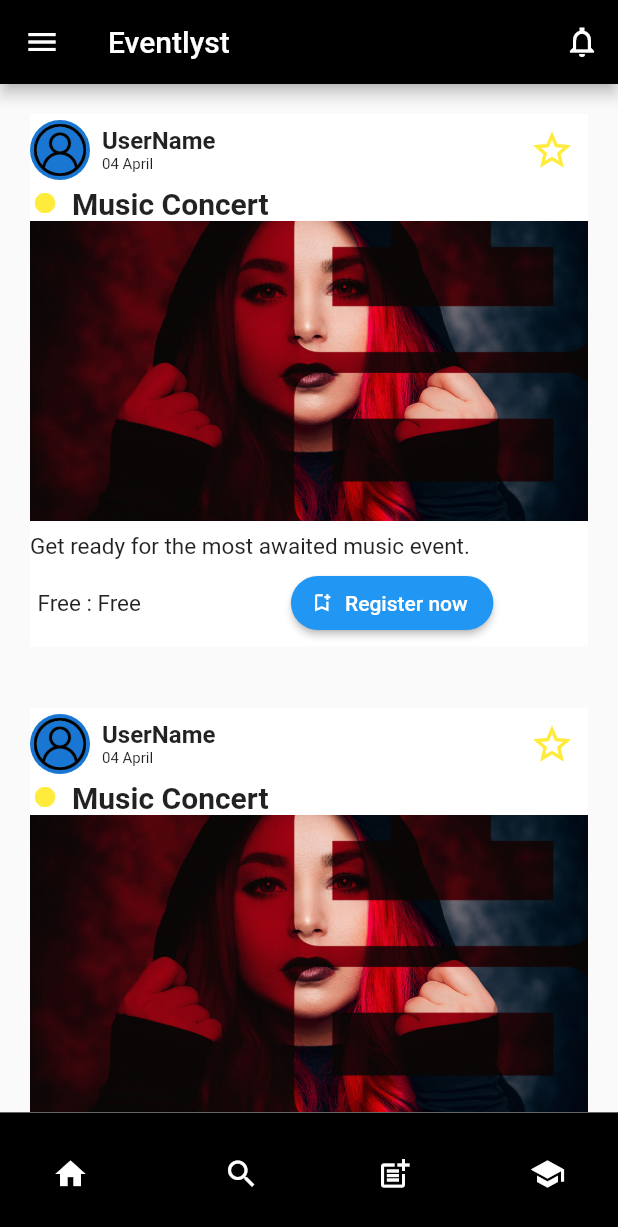
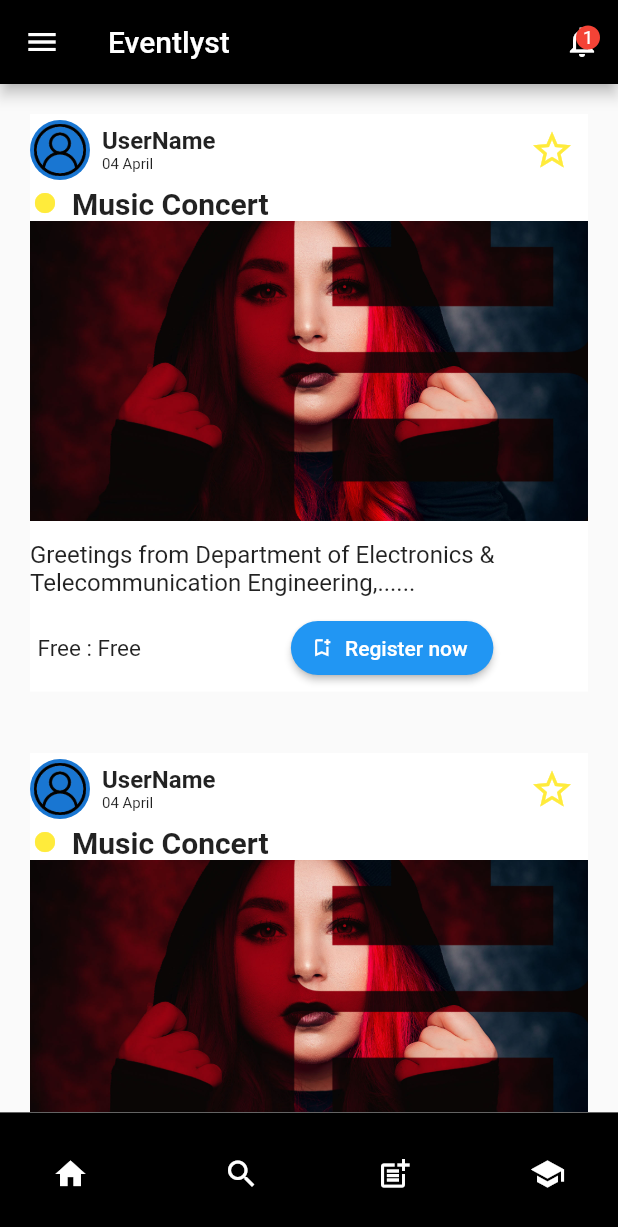
Before and after one commit to tejaskinge29/Eventlyst, a Flutter app: the HomePage screen opened by its route, on a phone screen of 412 x 824 dp. Shown: the top 1227 px of the screen. Run offline on Flutter 3.47's test engine with Material 2 defaults, Android fonts, the phone set to English and light mode, and no system bars; drawn by our look-alikes of google_nav_bar; our stand-ins replace badges, cloud_firestore, firebase_auth, firebase_core, google_sign_in; accounts and stored records are empty.

Commit message:
showpost,notifi

```diff
--- a/app1/lib/main.dart
+++ b/app1/lib/main.dart
@@ -13,6 +13,7 @@
 import 'package:Eventlyst/pages/settings.dart';
 import 'package:Eventlyst/utils/routes.dart';
 import 'package:Eventlyst/pages/signup_page.dart';
+import 'package:Eventlyst/pages/showpost.dart';
 import 'package:Eventlyst/pages/authPage.dart';
 import 'package:flutter/material.dart';
 import 'package:firebase_core/firebase_core.dart';
@@ -49,6 +50,7 @@
         MyRoutes.searchRoute: (context) => Search_Page(),
         MyRoutes.profileRoute: (context) => ProfilePage(),
         MyRoutes.adminRoute: (context) => Myadmin(),
+        MyRoutes.showpostRoute: (context) => showpost(),
         // MyRoutes.Orghome1Route: (context) => ProfilePage(),
       },
     );
--- a/app1/lib/pages/home_page.dart
+++ b/app1/lib/pages/home_page.dart
@@ -7,7 +7,7 @@
 import 'package:flutter/material.dart';
 import 'package:google_nav_bar/google_nav_bar.dart';
 import 'package:Eventlyst/pages/post.dart';
-
+import 'package:badges/badges.dart';
 // import 'bnav.dart';
 
 class HomePage extends StatefulWidget {
@@ -64,9 +64,38 @@
           actions: <Widget>[
             IconButton(
               onPressed: () {
+                // Handle the notification action, e.g., navigating to a notifications page.
                 Navigator.pushNamed(context, MyRoutes.remRoute);
               },
-              icon: const Icon(Icons.notifications_none_sharp),
+              icon: Stack(
+                children: [
+                  Icon(Icons.notifications_none_sharp),
+                  Positioned(
+                    right: 0,
+                    top: 0,
+                    child: Container(
+                      padding: EdgeInsets.all(2),
+                      decoration: BoxDecoration(
+                        color: Colors.red,
+                        shape: BoxShape.circle,
+                      ),
+                      constraints: BoxConstraints(
+                        minWidth: 16,
+                        minHeight: 16,
+                      ),
+                      child: Center(
+                        child: Text(
+                          '1', // Replace with your message or notification count
+                          style: TextStyle(
+                            color: Colors.white,
+                            fontSize: 12,
+                          ),
+                        ),
+                      ),
+                    ),
+                  ),
+                ],
+              ),
             ),
           ],
         ),
--- a/app1/lib/pages/post.dart
+++ b/app1/lib/pages/post.dart
@@ -9,6 +9,7 @@
 }
 
 class _MyPostState extends State<MyPost> {
+  bool isStarFilled = false;
   @override
   Widget build(BuildContext context) {
     double screenWidth = MediaQuery.of(context).size.width;
@@ -59,13 +60,15 @@
                       ),
                       SizedBox(width: screenWidth > 600 ? 16 : 10),
                       IconButton(
-                        iconSize: screenWidth > 600
-                            ? 40
-                            : 30, // Increase icon size for tablets
+                        iconSize: screenWidth > 600 ? 40 : 30,
                         color: Colors.yellow,
-                        icon: const Icon(Icons.star_border_outlined),
+                        icon: isStarFilled
+                            ? Icon(Icons.star, color: Colors.yellow)
+                            : Icon(Icons.star_border_outlined),
                         onPressed: () {
-                          // ...
+                          setState(() {
+                            isStarFilled = !isStarFilled;
+                          });
                         },
                       ),
                     ],
@@ -101,20 +104,28 @@
               ),
             ),
             SizedBox(height: 8),
+            Padding(
+              padding: EdgeInsets.symmetric(horizontal: 0, vertical: 5),
+              child: Text(
+                'Greetings from Department of Electronics & Telecommunication Engineering,......',
+                style: TextStyle(fontSize: 16),
+              ),
+            ),
             Container(
               width: double.infinity,
+              // Set the desired height
               child: Column(
                 mainAxisAlignment: MainAxisAlignment.spaceEvenly,
                 children: [
                   Container(
                     child: Row(
                       children: [
-                        Text(
-                          'Get ready for the most awaited music event.',
-                          style: TextStyle(
-                              fontWeight: FontWeight.normal,
-                              fontSize: screenWidth > 600 ? 18 : 15),
-                        ),
+                        // Text(
+                        //   'Greetings from Department of Electronics ...',
+                        //   style: TextStyle(
+                        //       fontWeight: FontWeight.normal,
+                        //       fontSize: screenWidth > 600 ? 18 : 15),
+                        // ),
                       ],
                     ),
                   ),
@@ -134,7 +145,10 @@
                                 ? 150.0
                                 : 100.0), // Adjust the spacing
                         ElevatedButton.icon(
-                          onPressed: () {},
+                          onPressed: () {
+                            Navigator.pushNamed(
+                                context, MyRoutes.showpostRoute);
+                          },
                           icon: Icon(
                             Icons.bookmark_add_outlined,
                             size: screenWidth > 600
--- a/app1/lib/utils/routes.dart
+++ b/app1/lib/utils/routes.dart
@@ -14,6 +14,6 @@
   static String searchRoute = "/Search";
   static String profileRoute = "/profile";
   static String adminRoute = "/admin";
-
+  static String showpostRoute = "/showpost";
   static of(BuildContext context) {}
 }
```
Also changed, not shown: app1/lib/pages/showpost.dart (added, +198 -0 lines), app1/pubspec.yaml (+12 -11 lines), app1/pubspec.lock.
